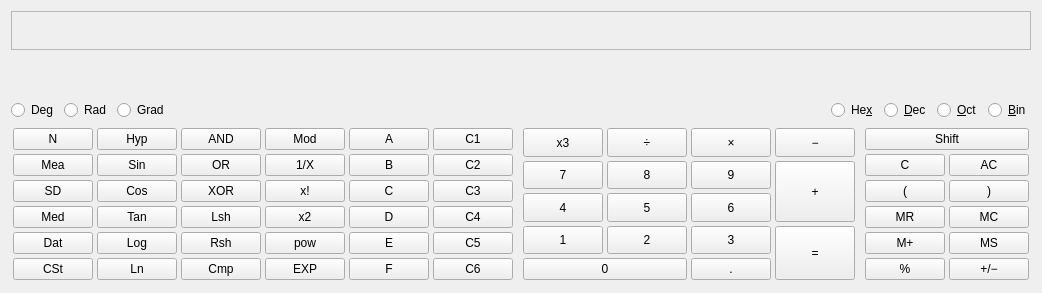
Above: kcalc.ui from KDE/kcalc before the change. Below: the same form after it.
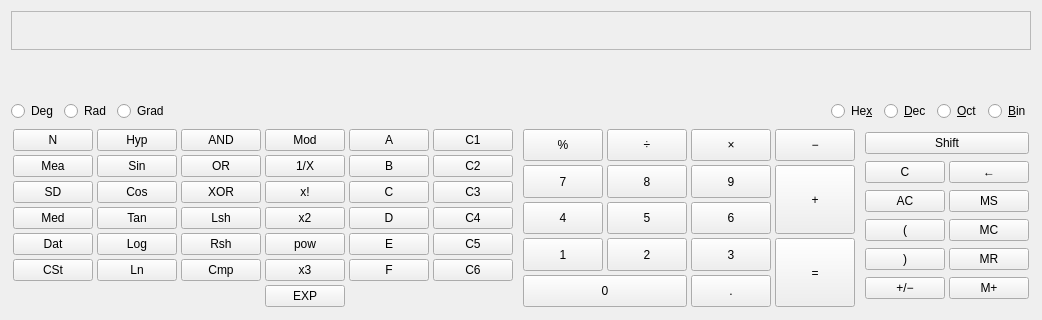
That is the form after the change. Custom widgets are drawn as their Qt base class.

Diff of the .ui file:
```diff
--- a/kcalc.ui
+++ b/kcalc.ui
@@ -6,18 +6,33 @@
    <rect>
     <x>0</x>
     <y>0</y>
-    <width>675</width>
-    <height>293</height>
+    <width>701</width>
+    <height>320</height>
    </rect>
   </property>
+  <property name="sizePolicy">
+   <sizepolicy hsizetype="Expanding" vsizetype="Preferred">
+    <horstretch>0</horstretch>
+    <verstretch>0</verstretch>
+   </sizepolicy>
+  </property>
   <property name="windowTitle">
    <string>KCalc</string>
   </property>
   <layout class="QHBoxLayout">
+   <property name="sizeConstraint">
+    <enum>QLayout::SetMinimumSize</enum>
+   </property>
    <item>
     <layout class="QVBoxLayout">
      <item>
       <widget class="KCalcDisplay" name="calc_display">
+       <property name="sizePolicy">
+        <sizepolicy hsizetype="MinimumExpanding" vsizetype="MinimumExpanding">
+         <horstretch>0</horstretch>
+         <verstretch>0</verstretch>
+        </sizepolicy>
+       </property>
        <property name="focusPolicy">
         <enum>Qt::StrongFocus</enum>
        </property>
@@ -31,6 +46,12 @@
      </item>
      <item>
       <widget class="KCalcBitset" name="mBitset" native="true">
+       <property name="sizePolicy">
+        <sizepolicy hsizetype="MinimumExpanding" vsizetype="MinimumExpanding">
+         <horstretch>0</horstretch>
+         <verstretch>0</verstretch>
+        </sizepolicy>
+       </property>
        <property name="toolTip">
         <string>Click on a Bit to toggle it.</string>
        </property>
@@ -462,7 +483,7 @@
             </property>
            </widget>
           </item>
-          <item row="5" column="0">
+          <item row="7" column="0">
            <widget class="KCalcButton" name="pbCSt">
             <property name="toolTip">
              <string>Clear data store</string>
@@ -472,7 +493,7 @@
             </property>
            </widget>
           </item>
-          <item row="5" column="1">
+          <item row="7" column="1">
            <widget class="KCalcButton" name="pbLn">
             <property name="toolTip">
              <string>Natural log</string>
@@ -485,7 +506,7 @@
             </property>
            </widget>
           </item>
-          <item row="5" column="2">
+          <item row="7" column="2">
            <widget class="KCalcButton" name="pbCmp">
             <property name="toolTip">
              <string>One's complement</string>
@@ -495,20 +516,7 @@
             </property>
            </widget>
           </item>
-          <item row="5" column="3">
-           <widget class="KCalcButton" name="pbEE">
-            <property name="toolTip">
-             <string>Exponent</string>
-            </property>
-            <property name="text">
-             <string>EXP</string>
-            </property>
-            <property name="shortcut">
-             <string>E</string>
-            </property>
-           </widget>
-          </item>
-          <item row="5" column="4">
+          <item row="7" column="4">
            <widget class="KCalcButton" name="pbF">
             <property name="text">
              <string>F</string>
@@ -518,7 +526,7 @@
             </property>
            </widget>
           </item>
-          <item row="5" column="5">
+          <item row="7" column="5">
            <widget class="KCalcConstButton" name="pbC6">
             <property name="text">
              <string>C6</string>
@@ -528,19 +536,20 @@
             </property>
            </widget>
           </item>
-         </layout>
-        </widget>
-       </item>
-       <item>
-        <widget class="QWidget" name="numericPad" native="true">
-         <layout class="QGridLayout">
-          <property name="margin">
-           <number>2</number>
-          </property>
-          <property name="spacing">
-           <number>4</number>
-          </property>
-          <item row="0" column="0">
+          <item row="9" column="3">
+           <widget class="KCalcButton" name="pbEE">
+            <property name="toolTip">
+             <string>Exponent</string>
+            </property>
+            <property name="text">
+             <string>EXP</string>
+            </property>
+            <property name="shortcut">
+             <string>E</string>
+            </property>
+           </widget>
+          </item>
+          <item row="7" column="3">
            <widget class="KCalcButton" name="pbCube">
             <property name="sizePolicy">
              <sizepolicy hsizetype="Minimum" vsizetype="Preferred">
@@ -556,6 +565,200 @@
             </property>
            </widget>
           </item>
+         </layout>
+        </widget>
+       </item>
+       <item>
+        <widget class="QWidget" name="numericPad" native="true">
+         <property name="sizePolicy">
+          <sizepolicy hsizetype="Preferred" vsizetype="Preferred">
+           <horstretch>0</horstretch>
+           <verstretch>0</verstretch>
+          </sizepolicy>
+         </property>
+         <layout class="QGridLayout">
+          <property name="margin">
+           <number>2</number>
+          </property>
+          <property name="spacing">
+           <number>4</number>
+          </property>
+          <item row="1" column="0">
+           <widget class="KCalcButton" name="pb7">
+            <property name="sizePolicy">
+             <sizepolicy hsizetype="Minimum" vsizetype="Preferred">
+              <horstretch>0</horstretch>
+              <verstretch>0</verstretch>
+             </sizepolicy>
+            </property>
+            <property name="text">
+             <string>7</string>
+            </property>
+            <property name="shortcut">
+             <string>7</string>
+            </property>
+           </widget>
+          </item>
+          <item row="1" column="1">
+           <widget class="KCalcButton" name="pb8">
+            <property name="sizePolicy">
+             <sizepolicy hsizetype="Minimum" vsizetype="Preferred">
+              <horstretch>0</horstretch>
+              <verstretch>0</verstretch>
+             </sizepolicy>
+            </property>
+            <property name="text">
+             <string>8</string>
+            </property>
+            <property name="shortcut">
+             <string>8</string>
+            </property>
+           </widget>
+          </item>
+          <item row="1" column="3">
+           <widget class="KCalcButton" name="pb9">
+            <property name="sizePolicy">
+             <sizepolicy hsizetype="Minimum" vsizetype="Preferred">
+              <horstretch>0</horstretch>
+              <verstretch>0</verstretch>
+             </sizepolicy>
+            </property>
+            <property name="text">
+             <string>9</string>
+            </property>
+            <property name="shortcut">
+             <string>9</string>
+            </property>
+           </widget>
+          </item>
+          <item row="2" column="0">
+           <widget class="KCalcButton" name="pb4">
+            <property name="sizePolicy">
+             <sizepolicy hsizetype="Minimum" vsizetype="Preferred">
+              <horstretch>0</horstretch>
+              <verstretch>0</verstretch>
+             </sizepolicy>
+            </property>
+            <property name="text">
+             <string>4</string>
+            </property>
+            <property name="shortcut">
+             <string>4</string>
+            </property>
+           </widget>
+          </item>
+          <item row="2" column="1">
+           <widget class="KCalcButton" name="pb5">
+            <property name="sizePolicy">
+             <sizepolicy hsizetype="Minimum" vsizetype="Preferred">
+              <horstretch>0</horstretch>
+              <verstretch>0</verstretch>
+             </sizepolicy>
+            </property>
+            <property name="text">
+             <string>5</string>
+            </property>
+            <property name="shortcut">
+             <string>5</string>
+            </property>
+           </widget>
+          </item>
+          <item row="2" column="3">
+           <widget class="KCalcButton" name="pb6">
+            <property name="sizePolicy">
+             <sizepolicy hsizetype="Minimum" vsizetype="Preferred">
+              <horstretch>0</horstretch>
+              <verstretch>0</verstretch>
+             </sizepolicy>
+            </property>
+            <property name="text">
+             <string>6</string>
+            </property>
+            <property name="shortcut">
+             <string>6</string>
+            </property>
+           </widget>
+          </item>
+          <item row="3" column="0">
+           <widget class="KCalcButton" name="pb1">
+            <property name="sizePolicy">
+             <sizepolicy hsizetype="Minimum" vsizetype="Minimum">
+              <horstretch>0</horstretch>
+              <verstretch>0</verstretch>
+             </sizepolicy>
+            </property>
+            <property name="text">
+             <string>1</string>
+            </property>
+            <property name="shortcut">
+             <string>1</string>
+            </property>
+           </widget>
+          </item>
+          <item row="3" column="1">
+           <widget class="KCalcButton" name="pb2">
+            <property name="sizePolicy">
+             <sizepolicy hsizetype="Minimum" vsizetype="Preferred">
+              <horstretch>0</horstretch>
+              <verstretch>0</verstretch>
+             </sizepolicy>
+            </property>
+            <property name="text">
+             <string>2</string>
+            </property>
+            <property name="shortcut">
+             <string>2</string>
+            </property>
+           </widget>
+          </item>
+          <item row="3" column="3">
+           <widget class="KCalcButton" name="pb3">
+            <property name="sizePolicy">
+             <sizepolicy hsizetype="Minimum" vsizetype="Preferred">
+              <horstretch>0</horstretch>
+              <verstretch>0</verstretch>
+             </sizepolicy>
+            </property>
+            <property name="text">
+             <string>3</string>
+            </property>
+            <property name="shortcut">
+             <string>3</string>
+            </property>
+           </widget>
+          </item>
+          <item row="4" column="0" colspan="2">
+           <widget class="KCalcButton" name="pb0">
+            <property name="sizePolicy">
+             <sizepolicy hsizetype="Minimum" vsizetype="Minimum">
+              <horstretch>0</horstretch>
+              <verstretch>0</verstretch>
+             </sizepolicy>
+            </property>
+            <property name="text">
+             <string>0</string>
+            </property>
+            <property name="shortcut">
+             <string>0</string>
+            </property>
+           </widget>
+          </item>
+          <item row="0" column="0">
+           <widget class="KCalcButton" name="pbPercent">
+            <property name="sizePolicy">
+             <sizepolicy hsizetype="Minimum" vsizetype="Preferred">
+              <horstretch>0</horstretch>
+              <verstretch>0</verstretch>
+             </sizepolicy>
+            </property>
+            <property name="toolTip">
+             <string>Percent</string>
+            </property>
+            <property name="text">
+             <string>%</string>
+            </property>
+           </widget>
+          </item>
           <item row="0" column="1">
            <widget class="KCalcButton" name="pbDivision">
             <property name="sizePolicy">
@@ -572,7 +775,7 @@
             </property>
            </widget>
           </item>
-          <item row="0" column="2">
+          <item row="0" column="3">
            <widget class="KCalcButton" name="pbMultiplication">
             <property name="sizePolicy">
              <sizepolicy hsizetype="Minimum" vsizetype="Preferred">
@@ -588,7 +791,7 @@
             </property>
            </widget>
           </item>
-          <item row="0" column="3">
+          <item row="0" column="4">
            <widget class="KCalcButton" name="pbMinus">
             <property name="sizePolicy">
              <sizepolicy hsizetype="Minimum" vsizetype="Preferred">
@@ -604,58 +807,10 @@
             </property>
            </widget>
           </item>
-          <item row="1" column="0">
-           <widget class="KCalcButton" name="pb7">
-            <property name="sizePolicy">
-             <sizepolicy hsizetype="Minimum" vsizetype="Preferred">
-              <horstretch>0</horstretch>
-              <verstretch>0</verstretch>
-             </sizepolicy>
-            </property>
-            <property name="text">
-             <string>7</string>
-            </property>
-            <property name="shortcut">
-             <string>7</string>
-            </property>
-           </widget>
-          </item>
-          <item row="1" column="1">
-           <widget class="KCalcButton" name="pb8">
-            <property name="sizePolicy">
-             <sizepolicy hsizetype="Minimum" vsizetype="Preferred">
-              <horstretch>0</horstretch>
-              <verstretch>0</verstretch>
-             </sizepolicy>
-            </property>
-            <property name="text">
-             <string>8</string>
-            </property>
-            <property name="shortcut">
-             <string>8</string>
-            </property>
-           </widget>
-          </item>
-          <item row="1" column="2">
-           <widget class="KCalcButton" name="pb9">
-            <property name="sizePolicy">
-             <sizepolicy hsizetype="Minimum" vsizetype="Preferred">
-              <horstretch>0</horstretch>
-              <verstretch>0</verstretch>
-             </sizepolicy>
-            </property>
-            <property name="text">
-             <string>9</string>
-            </property>
-            <property name="shortcut">
-             <string>9</string>
-            </property>
-           </widget>
-          </item>
-          <item row="1" column="3" rowspan="2">
+          <item row="1" column="4" rowspan="2">
            <widget class="KCalcButton" name="pbPlus">
             <property name="sizePolicy">
-             <sizepolicy hsizetype="Minimum" vsizetype="Preferred">
+             <sizepolicy hsizetype="Minimum" vsizetype="Minimum">
               <horstretch>0</horstretch>
               <verstretch>0</verstretch>
              </sizepolicy>
@@ -668,106 +823,10 @@
             </property>
            </widget>
           </item>
-          <item row="2" column="0">
-           <widget class="KCalcButton" name="pb4">
-            <property name="sizePolicy">
-             <sizepolicy hsizetype="Minimum" vsizetype="Preferred">
-              <horstretch>0</horstretch>
-              <verstretch>0</verstretch>
-             </sizepolicy>
-            </property>
-            <property name="text">
-             <string>4</string>
-            </property>
-            <property name="shortcut">
-             <string>4</string>
-            </property>
-           </widget>
-          </item>
-          <item row="2" column="1">
-           <widget class="KCalcButton" name="pb5">
-            <property name="sizePolicy">
-             <sizepolicy hsizetype="Minimum" vsizetype="Preferred">
-              <horstretch>0</horstretch>
-              <verstretch>0</verstretch>
-             </sizepolicy>
-            </property>
-            <property name="text">
-             <string>5</string>
-            </property>
-            <property name="shortcut">
-             <string>5</string>
-            </property>
-           </widget>
-          </item>
-          <item row="2" column="2">
-           <widget class="KCalcButton" name="pb6">
-            <property name="sizePolicy">
-             <sizepolicy hsizetype="Minimum" vsizetype="Preferred">
-              <horstretch>0</horstretch>
-              <verstretch>0</verstretch>
-             </sizepolicy>
-            </property>
-            <property name="text">
-             <string>6</string>
-            </property>
-            <property name="shortcut">
-             <string>6</string>
-            </property>
-           </widget>
-          </item>
-          <item row="3" column="0">
-           <widget class="KCalcButton" name="pb1">
-            <property name="sizePolicy">
-             <sizepolicy hsizetype="Minimum" vsizetype="Preferred">
-              <horstretch>0</horstretch>
-              <verstretch>0</verstretch>
-             </sizepolicy>
-            </property>
-            <property name="text">
-             <string>1</string>
-            </property>
-            <property name="shortcut">
-             <string>1</string>
-            </property>
-           </widget>
-          </item>
-          <item row="3" column="1">
-           <widget class="KCalcButton" name="pb2">
-            <property name="sizePolicy">
-             <sizepolicy hsizetype="Minimum" vsizetype="Preferred">
-              <horstretch>0</horstretch>
-              <verstretch>0</verstretch>
-             </sizepolicy>
-            </property>
-            <property name="text">
-             <string>2</string>
-            </property>
-            <property name="shortcut">
-             <string>2</string>
-            </property>
-           </widget>
-          </item>
-          <item row="3" column="2">
-           <widget class="KCalcButton" name="pb3">
-            <property name="sizePolicy">
-             <sizepolicy hsizetype="Minimum" vsizetype="Preferred">
-              <horstretch>0</horstretch>
-              <verstretch>0</verstretch>
-             </sizepolicy>
-            </property>
-            <property name="text">
-             <string>3</string>
-            </property>
-            <property name="shortcut">
-             <string>3</string>
-            </property>
-           </widget>
-          </item>
-          <item row="3" column="3" rowspan="2">
+          <item row="3" column="4" rowspan="2">
            <widget class="KCalcButton" name="pbEqual">
             <property name="sizePolicy">
-             <sizepolicy hsizetype="Minimum" vsizetype="Preferred">
+             <sizepolicy hsizetype="Minimum" vsizetype="Minimum">
               <horstretch>0</horstretch>
               <verstretch>0</verstretch>
              </sizepolicy>
@@ -780,20 +839,10 @@
             </property>
            </widget>
           </item>
-          <item row="4" column="0" colspan="2">
-           <widget class="KCalcButton" name="pb0">
-            <property name="text">
-             <string>0</string>
-            </property>
-            <property name="shortcut">
-             <string>0</string>
-            </property>
-           </widget>
-          </item>
-          <item row="4" column="2">
+          <item row="4" column="3">
            <widget class="KCalcButton" name="pbPeriod">
             <property name="sizePolicy">
-             <sizepolicy hsizetype="Minimum" vsizetype="Preferred">
+             <sizepolicy hsizetype="Minimum" vsizetype="Minimum">
               <horstretch>0</horstretch>
               <verstretch>0</verstretch>
              </sizepolicy>
@@ -818,17 +867,7 @@
           <property name="spacing">
            <number>4</number>
           </property>
-          <item row="1" column="0">
-           <widget class="KCalcButton" name="pbClear">
-            <property name="toolTip">
-             <string>Clear</string>
-            </property>
-            <property name="text">
-             <string>C</string>
-            </property>
-           </widget>
-          </item>
-          <item row="1" column="1">
+          <item row="2" column="0">
            <widget class="KCalcButton" name="pbAllClear">
             <property name="toolTip">
              <string>Clear all</string>
@@ -838,36 +877,6 @@
             </property>
            </widget>
           </item>
-          <item row="2" column="0">
-           <widget class="KCalcButton" name="pbParenOpen">
-            <property name="toolTip">
-             <string>Open parenthesis</string>
-            </property>
-            <property name="text">
-             <string comment="( calculator button">(</string>
-            </property>
-           </widget>
-          </item>
-          <item row="2" column="1">
-           <widget class="KCalcButton" name="pbParenClose">
-            <property name="toolTip">
-             <string>Close parenthesis</string>
-            </property>
-            <property name="text">
-             <string comment=") calculator button">)</string>
-            </property>
-           </widget>
-          </item>
-          <item row="3" column="0">
-           <widget class="KCalcButton" name="pbMemRecall">
-            <property name="toolTip">
-             <string>Memory recall</string>
-            </property>
-            <property name="text">
-             <string>MR</string>
-            </property>
-           </widget>
-          </item>
           <item row="3" column="1">
            <widget class="KCalcButton" name="pbMemClear">
             <property name="toolTip">
@@ -878,7 +887,47 @@
             </property>
            </widget>
           </item>
-          <item row="4" column="0">
+          <item row="4" column="1">
+           <widget class="KCalcButton" name="pbMemRecall">
+            <property name="toolTip">
+             <string>Memory recall</string>
+            </property>
+            <property name="text">
+             <string>MR</string>
+            </property>
+           </widget>
+          </item>
+          <item row="5" column="0">
+           <widget class="KCalcButton" name="pbPlusMinus">
+            <property name="toolTip">
+             <string>Change sign</string>
+            </property>
+            <property name="text">
+             <string>+/−</string>
+            </property>
+           </widget>
+          </item>
+          <item row="3" column="0">
+           <widget class="KCalcButton" name="pbParenOpen">
+            <property name="toolTip">
+             <string>Open parenthesis</string>
+            </property>
+            <property name="text">
+             <string comment="( calculator button">(</string>
+            </property>
+           </widget>
+          </item>
+          <item row="1" column="0">
+           <widget class="KCalcButton" name="pbClear">
+            <property name="toolTip">
+             <string>Clear</string>
+            </property>
+            <property name="text">
+             <string>C</string>
+            </property>
+           </widget>
+          </item>
+          <item row="5" column="1">
            <widget class="KCalcButton" name="pbMemPlusMinus">
             <property name="toolTip">
              <string>Add to memory</string>
@@ -888,7 +937,7 @@
             </property>
            </widget>
           </item>
-          <item row="4" column="1">
+          <item row="2" column="1">
            <widget class="KCalcButton" name="pbMemStore">
             <property name="toolTip">
              <string>Memory store</string>
@@ -898,34 +947,28 @@
             </property>
            </widget>
           </item>
-          <item row="5" column="0">
-           <widget class="KCalcButton" name="pbPercent">
+          <item row="4" column="0">
+           <widget class="KCalcButton" name="pbParenClose">
             <property name="toolTip">
-             <string>Percent</string>
+             <string>Close parenthesis</string>
             </property>
             <property name="text">
-             <string>%</string>
+             <string comment=") calculator button">)</string>
             </property>
            </widget>
           </item>
-          <item row="5" column="1">
-           <widget class="KCalcButton" name="pbPlusMinus">
-            <property name="toolTip">
-             <string>Change sign</string>
-            </property>
+          <item row="1" column="1">
+           <widget class="KCalcButton" name="pbBackspace">
             <property name="text">
-             <string>+/−</string>
+             <string>←</string>
+            </property>
+            <property name="shortcut">
+             <string>Backspace</string>
             </property>
            </widget>
           </item>
           <item row="0" column="0" colspan="2">
            <widget class="KCalcButton" name="pbShift">
-            <property name="sizePolicy">
-             <sizepolicy hsizetype="Minimum" vsizetype="Preferred">
-              <horstretch>0</horstretch>
-              <verstretch>0</verstretch>
-             </sizepolicy>
-            </property>
             <property name="toolTip">
              <string>Second button function</string>
             </property>
```
Left out of the diff: 42 changed lines with no effect on the pictures.
